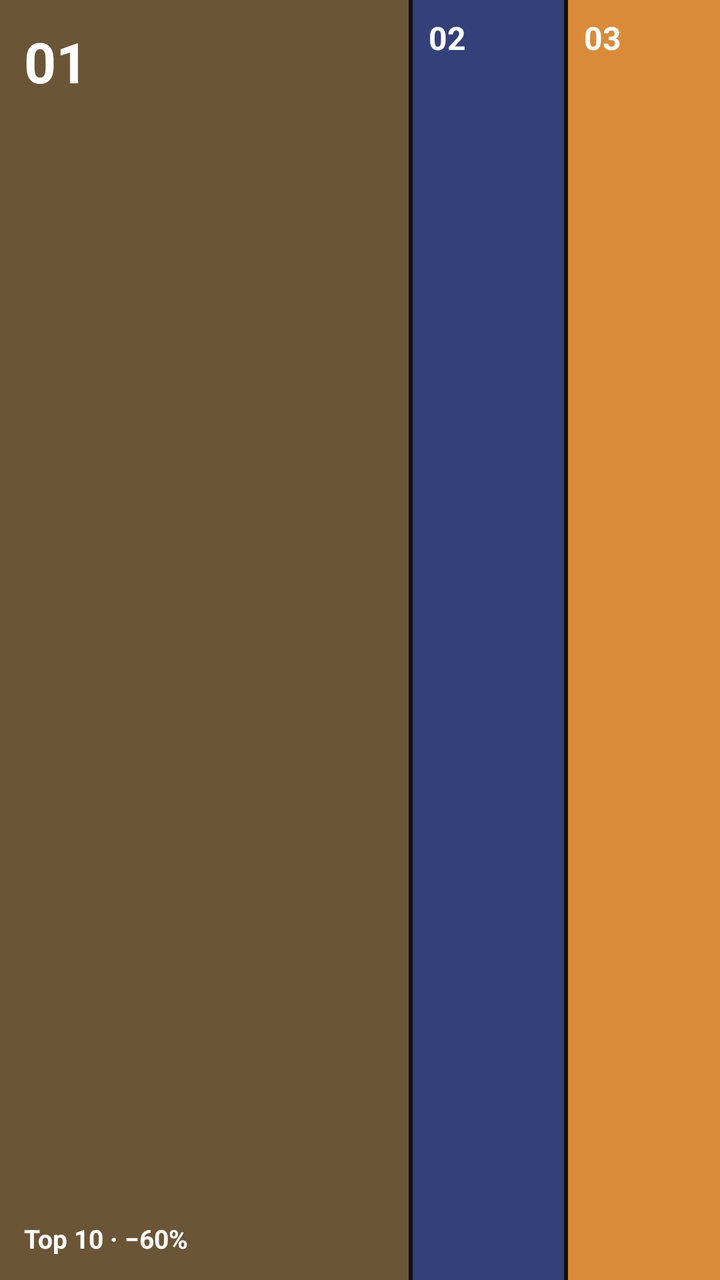
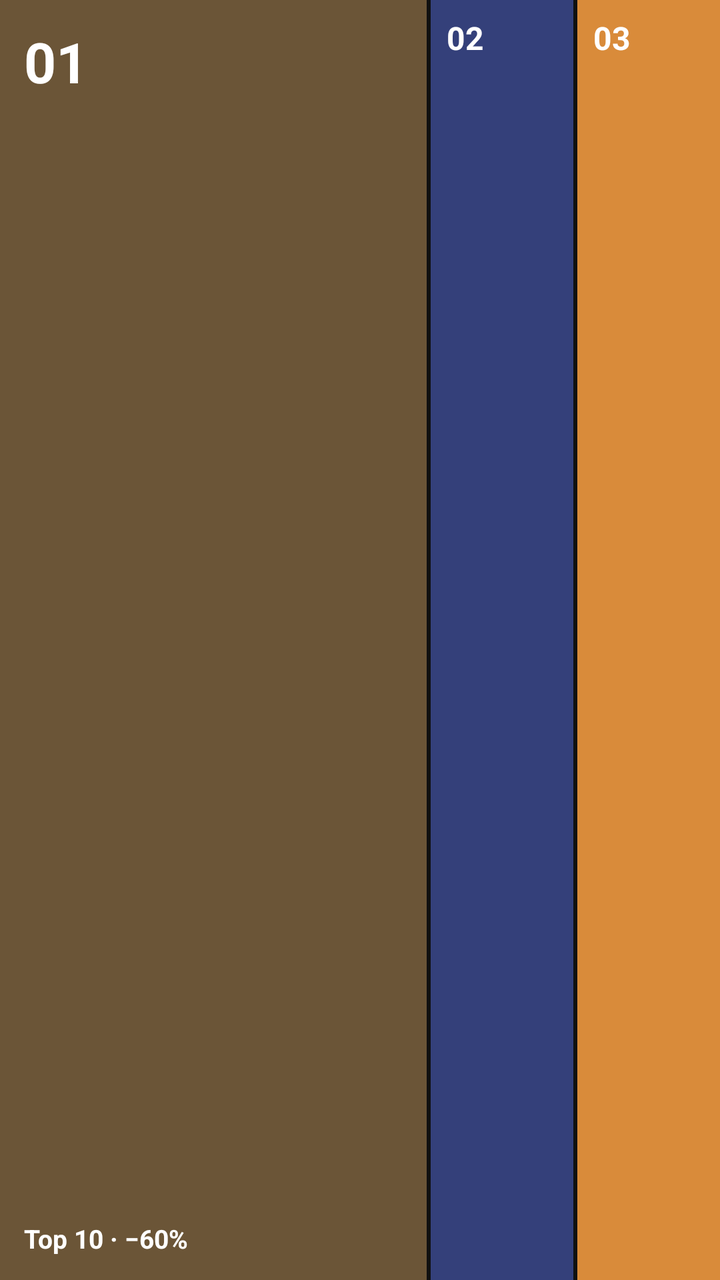

Screens rendered from an Android XML layout before and after an edit, with the pre-edit source and the edit as a unified diff.
<!-- AndroidManifest.xml: application theme Theme.SwitchPulse -->
<!-- res/layout/widget_w12_preview.xml -->
<?xml version="1.0" encoding="utf-8"?>
<LinearLayout xmlns:android="http://schemas.android.com/apk/res/android"
    android:layout_width="match_parent"
    android:layout_height="match_parent"
    android:background="#111111"
    android:orientation="horizontal">

    <RelativeLayout
        android:layout_width="0dp"
        android:layout_height="match_parent"
        android:layout_marginEnd="2dp"
        android:layout_weight="2.7"
        android:background="#6B5537"
        android:padding="12dp">

        <TextView
            android:layout_width="wrap_content"
            android:layout_height="wrap_content"
            android:text="01"
            android:textColor="#FFFFFF"
            android:textSize="28sp"
            android:textStyle="bold" />

        <TextView
            android:layout_width="wrap_content"
            android:layout_height="wrap_content"
            android:layout_alignParentBottom="true"
            android:text="Top 10 · −60%"
            android:textColor="#FFFFFF"
            android:textSize="13sp"
            android:textStyle="bold" />
    </RelativeLayout>

    <TextView
        android:layout_width="0dp"
        android:layout_height="match_parent"
        android:layout_marginEnd="2dp"
        android:layout_weight="1"
        android:background="#34407A"
        android:padding="8dp"
        android:text="02"
        android:textColor="#FFFFFF"
        android:textSize="16sp"
        android:textStyle="bold" />

    <TextView
        android:layout_width="0dp"
        android:layout_height="match_parent"
        android:layout_weight="1"
        android:background="#D98B3A"
        android:padding="8dp"
        android:text="03"
        android:textColor="#FFFFFF"
        android:textSize="16sp"
        android:textStyle="bold" />
</LinearLayout>
<!-- resources referenced by this layout -->
<resources>
  <style name="Theme.SwitchPulse" parent="android:Theme.Material.Light.NoActionBar">
          <item name="android:windowBackground">#FAFAF7</item>
      </style>
</resources>

<!-- the commit's change to res/layout/widget_w12_preview.xml (unified diff, before → after) -->
@@ -5,17 +5,18 @@
     android:background="#111111"
     android:orientation="horizontal">
 
-    <RelativeLayout
+    <FrameLayout
         android:layout_width="0dp"
         android:layout_height="match_parent"
         android:layout_marginEnd="2dp"
-        android:layout_weight="2.7"
+        android:layout_weight="3"
         android:background="#6B5537"
         android:padding="12dp">
 
         <TextView
             android:layout_width="wrap_content"
             android:layout_height="wrap_content"
+            android:layout_gravity="top|start"
             android:text="01"
             android:textColor="#FFFFFF"
             android:textSize="28sp"
@@ -24,12 +25,12 @@
         <TextView
             android:layout_width="wrap_content"
             android:layout_height="wrap_content"
-            android:layout_alignParentBottom="true"
+            android:layout_gravity="bottom|start"
             android:text="Top 10 · −60%"
             android:textColor="#FFFFFF"
             android:textSize="13sp"
             android:textStyle="bold" />
-    </RelativeLayout>
+    </FrameLayout>
 
     <TextView
         android:layout_width="0dp"
